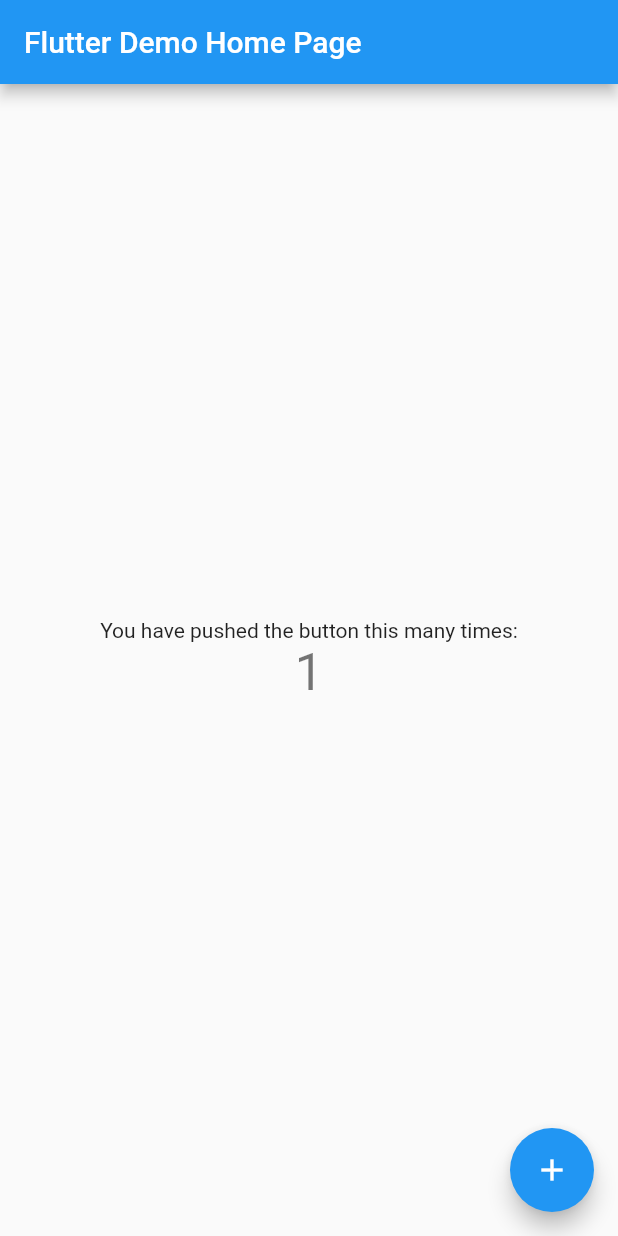
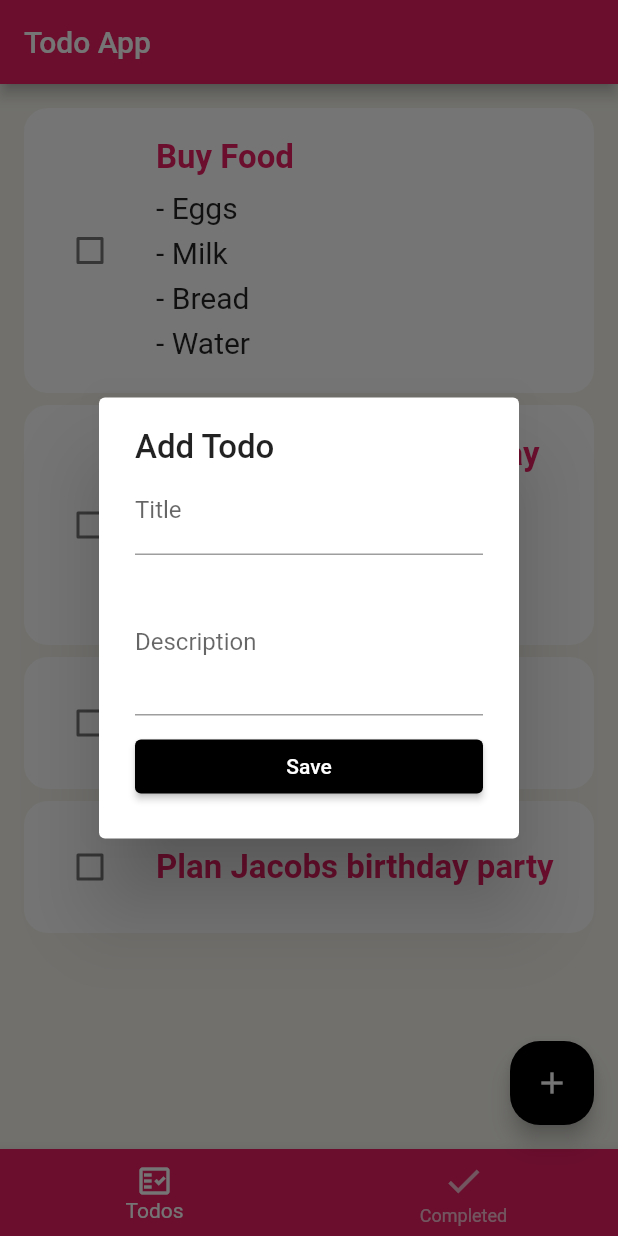
Before and after one commit to gbengafolaalade/johannes-web, a Flutter app: the screen it shows after launch, after a tap on the "add" icon, on a phone screen of 412 x 824 dp. Run offline on Flutter 3.47's test engine with Material 2 defaults, Android fonts, the phone set to English and light mode, and no system bars; drawn by our look-alikes of flutter_slidable.

Commit message:
completed presentation layer

```diff
--- a/lib/main.dart
+++ b/lib/main.dart
@@ -1,4 +1,7 @@
 import 'package:flutter/material.dart';
+import 'package:johannes_web/pages/home_page.dart';
+import 'package:johannes_web/provider/todos_provider.dart';
+import 'package:provider/provider.dart';
 
 void main() {
   runApp(MyApp());
@@ -6,23 +9,20 @@
 
 class MyApp extends StatelessWidget {
   // This widget is the root of your application.
+  static final String title = 'Todo App';
   @override
   Widget build(BuildContext context) {
-    return MaterialApp(
-      title: 'Flutter Demo',
-      theme: ThemeData(
-        // This is the theme of your application.
-        //
-        // Try running your application with "flutter run". You'll see the
-        // application has a blue toolbar. Then, without quitting the app, try
-        // changing the primarySwatch below to Colors.green and then invoke
-        // "hot reload" (press "r" in the console where you ran "flutter run",
-        // or simply save your changes to "hot reload" in a Flutter IDE).
-        // Notice that the counter didn't reset back to zero; the application
-        // is not restarted.
-        primarySwatch: Colors.blue,
+    return ChangeNotifierProvider(
+      create: (context) => TodosProvider(),
+      child: MaterialApp(
+        debugShowCheckedModeBanner: false,
+        title: title,
+        theme: ThemeData(
+          primarySwatch: Colors.pink,
+          scaffoldBackgroundColor: Color(0xFFf6f5ee),
+        ),
+        home: HomePage(),
       ),
-      home: MyHomePage(title: 'Flutter Demo Home Page'),
     );
   }
 }
--- /dev/null
+++ b/lib/model/todo.dart
@@ -0,0 +1,21 @@
+import 'package:flutter/cupertino.dart';
+
+class TodoField {
+  static const createdTime = 'createdTime';
+}
+
+class Todo {
+  DateTime createdTime;
+  String title;
+  String id;
+  String description;
+  bool isDone;
+
+  Todo({
+    required this.createdTime,
+    required this.title,
+    this.description = '',
+    this.id = '',
+    this.isDone = false,
+  });
+}
--- /dev/null
+++ b/lib/pages/home_page.dart
@@ -0,0 +1,61 @@
+import 'package:flutter/material.dart';
+import 'package:johannes_web/main.dart';
+import 'package:johannes_web/widgets/add_todo_dialog_widger.dart';
+import 'package:johannes_web/widgets/todo_list_widget.dart';
+class HomePage extends StatefulWidget {
+  const HomePage({Key? key}) : super(key: key);
+
+  @override
+  _HomePageState createState() => _HomePageState();
+}
+
+class _HomePageState extends State<HomePage> {
+  int selectedIndex = 0;
+  @override
+  Widget build(BuildContext context) {
+    final  tabs = [
+      TodoListWidget(),
+      Container()
+    ];
+    return Scaffold(
+      appBar: AppBar(
+        title: Text('Todo App'),
+
+      ),
+      bottomNavigationBar: BottomNavigationBar(
+        backgroundColor: Theme.of(context).primaryColor,
+        unselectedItemColor: Colors.white.withOpacity(0.7),
+        selectedItemColor: Colors.white,
+        currentIndex: selectedIndex,
+        onTap: (index){
+          setState(() {
+            selectedIndex = index;
+          });
+        },
+        items: [
+          BottomNavigationBarItem(
+              icon: Icon(Icons.fact_check_outlined),
+              label: 'Todos',
+          ), BottomNavigationBarItem(
+            icon: Icon(Icons.done,  size: 28,),
+            label: 'Completed',
+          )
+        ],
+      ),
+      body: tabs[selectedIndex],
+      floatingActionButton: FloatingActionButton(
+        shape: RoundedRectangleBorder(
+          borderRadius: BorderRadius.circular(20),
+        ),
+        backgroundColor: Colors.black,
+        child: Icon(Icons.add),
+        onPressed: (){
+          showDialog(context: context,
+              barrierDismissible: true,
+              builder: (BuildContext context)=>AddTodoDialogWidget());
+        },
+
+      ),
+    );
+  }
+}
--- /dev/null
+++ b/lib/provider/todos_provider.dart
@@ -0,0 +1,34 @@
+import 'package:flutter/cupertino.dart';
+import 'package:johannes_web/model/todo.dart';
+
+class TodosProvider extends  ChangeNotifier{
+  List<Todo> _todos = [
+    Todo(
+      createdTime: DateTime.now(),
+      title: 'Buy Food',
+      description: '''- Eggs
+- Milk
+- Bread
+- Water''',
+    ),
+    Todo(
+      createdTime: DateTime.now(),
+      title: 'Plan family trip to Norway',
+      description: '''- Rent some hotels
+- Rent a car
+- Pack suitcase''',
+    ),
+    Todo(
+      createdTime: DateTime.now(),
+      title: 'Walk the Dog',
+    ),
+    Todo(
+      createdTime: DateTime.now(),
+      title: 'Plan Jacobs birthday party',
+    ),
+  ];
+
+  List<Todo> get todos => _todos.where((todo) => todo.isDone == false).toList();
+
+
+}
--- /dev/null
+++ b/lib/widgets/add_todo_dialog_widger.dart
@@ -0,0 +1,42 @@
+import 'package:flutter/material.dart';
+import 'package:johannes_web/widgets/todo_form_widget.dart';
+class AddTodoDialogWidget extends StatefulWidget {
+  const AddTodoDialogWidget({Key? key}) : super(key: key);
+
+  @override
+  _AddTodoDialogWidgetState createState() => _AddTodoDialogWidgetState();
+}
+
+class _AddTodoDialogWidgetState extends State<AddTodoDialogWidget> {
+
+  final _formkey = GlobalKey<FormState>();
+  String title = '';
+  String description = '';
+
+
+  @override
+  Widget build(BuildContext context) {
+    return AlertDialog(
+      content: Column(
+        mainAxisSize: MainAxisSize.min,
+        crossAxisAlignment: CrossAxisAlignment.start,
+        children: [
+          Text("Add Todo",
+          style: TextStyle(
+            fontWeight: FontWeight.w500,
+            fontSize: 22
+          ),
+          ),
+
+          TodoFormWidget(
+            onChangedTitle: (title) => setState(() => this.title = title),
+            onChangedDescription: (description) =>
+                setState(() => this.description = description),
+            onSavedTodo: () {},
+          )
+
+        ],
+      ),
+    );
+  }
+}
--- /dev/null
+++ b/lib/widgets/todo_form_widget.dart
@@ -0,0 +1,75 @@
+import 'package:flutter/cupertino.dart';
+import 'package:flutter/material.dart';
+
+class TodoFormWidget extends StatelessWidget {
+  final String title;
+  final String description;
+  final ValueChanged<String> onChangedTitle;
+  final ValueChanged<String> onChangedDescription;
+  final VoidCallback onSavedTodo;
+
+
+  const TodoFormWidget(
+      {Key? key,
+        this.title = '',
+        this.description = '',
+        required this.onChangedDescription,
+        required this.onChangedTitle,
+        required this.onSavedTodo,
+  }) : super(key: key);
+
+  @override
+  Widget build(BuildContext context) {
+    return SingleChildScrollView(
+      child: Column(
+        mainAxisSize: MainAxisSize.min,
+        children: [
+          buildTitle(),
+          SizedBox(height: 10,),
+          buildDescription(),
+          SizedBox(height: 10,),
+          buildButton()
+
+
+        ],
+      ),
+    );
+  }
+
+  Widget buildTitle() => TextFormField(
+    maxLines: 1,
+    initialValue: title,
+    onChanged: onChangedTitle,
+    validator: (title) {
+      if (title!.isEmpty) {
+        return 'The title cannot be empty';
+      }
+      return null;
+    },
+    decoration: InputDecoration(
+      border: UnderlineInputBorder(),
+      labelText: 'Title',
+    ),
+  );
+
+  Widget buildDescription() => TextFormField(
+    maxLines: 3,
+    initialValue: description,
+    onChanged: onChangedDescription,
+    decoration: InputDecoration(
+      border: UnderlineInputBorder(),
+      labelText: 'Description',
+    ),
+  );
+
+  Widget buildButton() => SizedBox(
+    width: double.infinity,
+    child: ElevatedButton(
+      style: ButtonStyle(
+        backgroundColor: MaterialStateProperty.all(Colors.black),
+      ),
+      onPressed: onSavedTodo,
+      child: Text('Save'),
+    ),
+  );
+}
--- /dev/null
+++ b/lib/widgets/todo_list_widget.dart
@@ -0,0 +1,32 @@
+import 'package:flutter/material.dart';
+import 'package:johannes_web/provider/todos_provider.dart';
+import 'package:johannes_web/widgets/todo_widget.dart';
+import 'package:provider/provider.dart';
+
+
+class TodoListWidget extends StatelessWidget {
+  @override
+  Widget build(BuildContext context) {
+    final provider = Provider.of<TodosProvider>(context);
+    final todos = provider.todos;
+
+    return todos.isEmpty
+        ? Center(
+      child: Text(
+        'No todos.',
+        style: TextStyle(fontSize: 20),
+      ),
+    )
+        : ListView.separated(
+      physics: BouncingScrollPhysics(),
+      padding: EdgeInsets.all(16),
+      separatorBuilder: (context, index) => Container(height: 8),
+      itemCount: todos.length,
+      itemBuilder: (context, index) {
+        final todo = todos[index];
+
+        return TodoWidget(todo: todo);
+      },
+    );
+  }
+}
--- /dev/null
+++ b/lib/widgets/todo_widget.dart
@@ -0,0 +1,79 @@
+import 'package:flutter/material.dart';
+import 'package:johannes_web/model/todo.dart';
+import 'package:provider/provider.dart';
+import 'package:flutter_slidable/flutter_slidable.dart';
+
+
+class TodoWidget extends StatelessWidget {
+  final Todo todo;
+
+  const TodoWidget({
+    required this.todo,
+    Key? key,
+  }) : super(key: key);
+
+  @override
+  Widget build(BuildContext context) => ClipRRect(
+    borderRadius: BorderRadius.circular(16),
+    child: Slidable(
+      actionPane: SlidableDrawerActionPane(),
+      key: Key(todo.id),
+      actions: [
+        IconSlideAction(
+          color: Colors.green,
+          onTap: () {},
+          caption: 'Edit',
+          icon: Icons.edit,
+        )
+      ],
+      secondaryActions: [
+        IconSlideAction(
+          color: Colors.red,
+          caption: 'Delete',
+          onTap: () {},
+          icon: Icons.delete,
+        )
+      ],
+      child: buildTodo(context),
+    ),
+  );
+
+  Widget buildTodo(BuildContext context) => Container(
+    color: Colors.white,
+    padding: EdgeInsets.all(20),
+    child: Row(
+      children: [
+        Checkbox(
+          activeColor: Theme.of(context).primaryColor,
+          checkColor: Colors.white,
+          value: todo.isDone,
+          onChanged: (_) {},
+        ),
+        const SizedBox(width: 20),
+        Expanded(
+          child: Column(
+            crossAxisAlignment: CrossAxisAlignment.start,
+            children: [
+              Text(
+                todo.title,
+                style: TextStyle(
+                  fontWeight: FontWeight.bold,
+                  color: Theme.of(context).primaryColor,
+                  fontSize: 22,
+                ),
+              ),
+              if (todo.description.isNotEmpty)
+                Container(
+                  margin: EdgeInsets.only(top: 4),
+                  child: Text(
+                    todo.description,
+                    style: TextStyle(fontSize: 20, height: 1.5),
+                  ),
+                )
+            ],
+          ),
+        ),
+      ],
+    ),
+  );
+}
--- a/pubspec.yaml
+++ b/pubspec.yaml
@@ -28,6 +28,8 @@
   # The following adds the Cupertino Icons font to your application.
   # Use with the CupertinoIcons class for iOS style icons.
   cupertino_icons: ^1.0.2
+  provider: ^6.0.1
+  flutter_slidable: ^0.6.0
 
 dev_dependencies:
   flutter_test:
```
Also changed, not shown: pubspec.lock.
